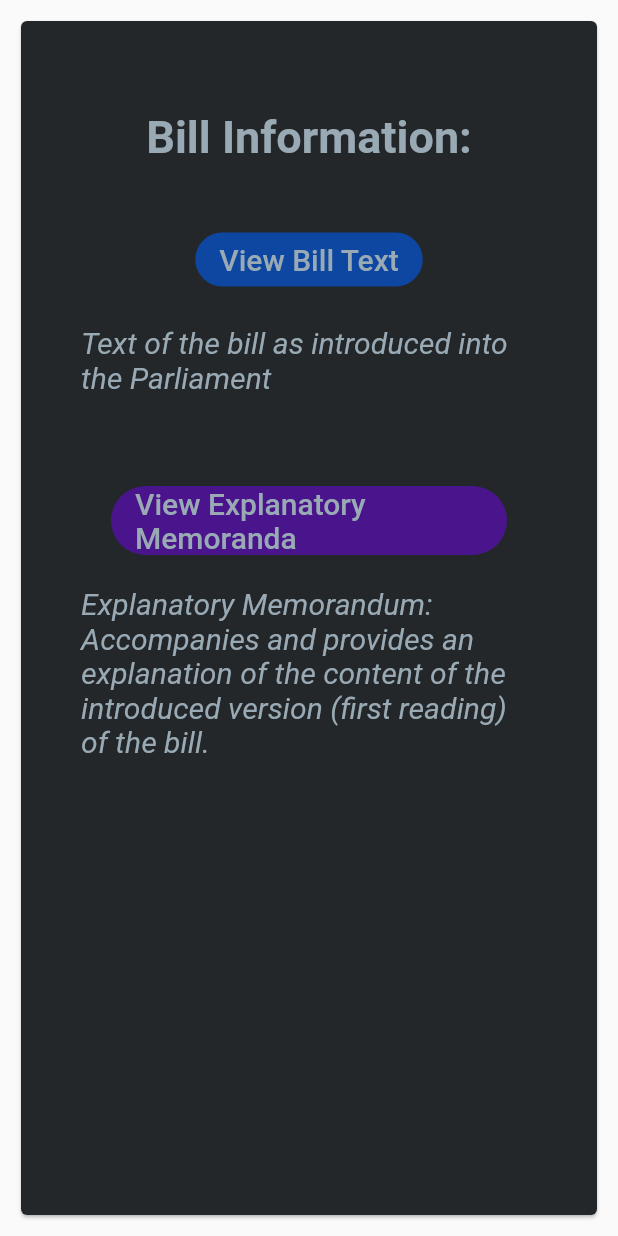
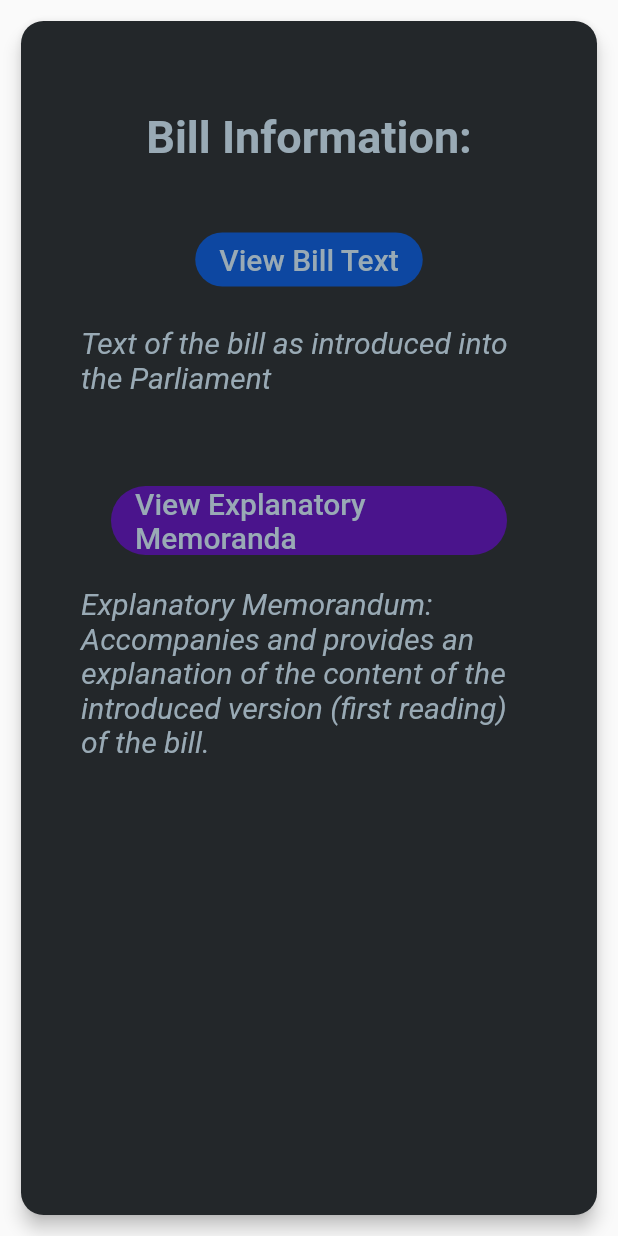
Before and after one commit to voteflux/digipol, a Flutter app: the BillInfoWidget widget shown alone on an empty page, opened directly with empty values, on a phone screen of 412 x 824 dp. Run offline on Flutter 3.47's test engine with Material 2 defaults, Android fonts, the phone set to English and light mode, and no system bars; missing offline and left inert: pdf_viewer_plugin; network calls fail.

Commit message:
Format cards on bill page

```diff
--- a/lib/bill.dart
+++ b/lib/bill.dart
@@ -92,6 +92,8 @@ class BillInfoWidget extends StatelessWidget {
         width: 1200,
         padding: EdgeInsets.all(10),
         child: Card(
+          shape: RoundedRectangleBorder(borderRadius: BorderRadius.circular(15.0)),
+          elevation: 5.0,
           color: appColors.card,
           child: Container(
             margin: EdgeInsets.all(20),
@@ -192,6 +194,8 @@ class VoteWidget extends StatelessWidget {
         width: 1200,
         padding: EdgeInsets.all(10),
         child: Card(
+            shape: RoundedRectangleBorder(borderRadius: BorderRadius.circular(15.0)),
+            elevation: 5.0,
             color: appColors.card,
             child: Column(
               children: <Widget>[
```
